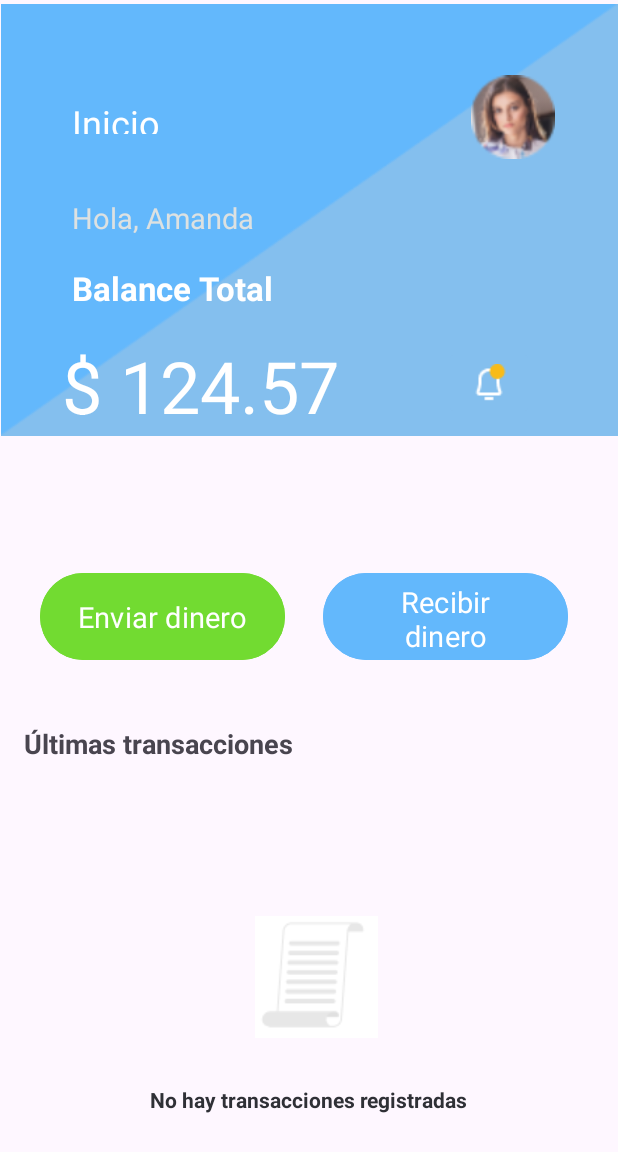
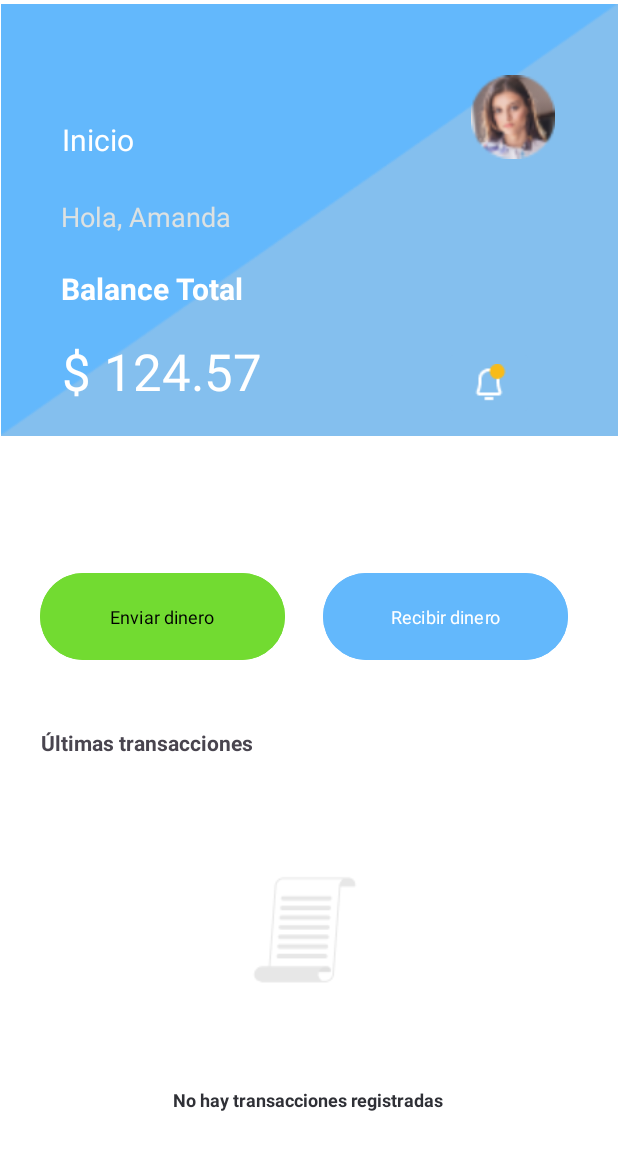
Before and after one commit to CrisRodrick/AlkeWalletMod67, an Android app: the MainActivity6 screen opened directly, with no data from a screen before it, on a phone screen of 412 x 824 dp. Shown: the top 1152 px of the screen. Run offline under Robolectric (Android 15) with nearby library versions, the phone set to English and light mode, and no system bars; Roboto replaces fonts that are not available here.

Commit message:
version 9 screen 9 23-04-2024 compilacion 3

```diff
--- a/app/src/main/AndroidManifest.xml
+++ b/app/src/main/AndroidManifest.xml
@@ -28,7 +28,7 @@
             android:name=".MainActivity5"
             android:exported="false" />
         <activity
-            android:name=".MainActivity4"
+            android:name=".MainActivity"
             android:exported="false" />
         <activity
             android:name=".MainActivity3"
@@ -37,7 +37,7 @@
             android:name=".MainActivity2"
             android:exported="false" />
         <activity
-            android:name=".MainActivity"
+            android:name=".MainActivity4"
             android:exported="true">
             <intent-filter>
                 <action android:name="android.intent.action.MAIN" />
--- a/app/src/main/res/layout/activity_main6.xml
+++ b/app/src/main/res/layout/activity_main6.xml
@@ -5,6 +5,7 @@
     android:id="@+id/main"
     android:layout_width="match_parent"
     android:layout_height="match_parent"
+    android:background="@color/white"
     tools:context=".MainActivity5">
 
     <ImageView
@@ -27,7 +28,8 @@
         android:backgroundTint="@color/verde"
         android:fontFamily="@font/jua"
         android:text="@string/button5"
-        android:textSize="19sp"
+        android:textColor="@color/black"
+        android:textSize="12sp"
         app:layout_constraintBottom_toBottomOf="parent"
         app:layout_constraintEnd_toEndOf="parent"
         app:layout_constraintHorizontal_bias="0.108"
@@ -42,7 +44,7 @@
         android:backgroundTint="@color/celeste"
         android:fontFamily="@font/jua"
         android:text="@string/button6"
-        android:textSize="19sp"
+        android:textSize="12sp"
         app:layout_constraintBottom_toBottomOf="parent"
         app:layout_constraintEnd_toEndOf="parent"
         app:layout_constraintHorizontal_bias="0.866"
@@ -64,28 +66,28 @@
 
     <TextView
         android:id="@+id/inicio"
-        android:layout_width="99dp"
-        android:layout_height="24dp"
+        android:layout_width="103dp"
+        android:layout_height="32dp"
         android:fontFamily="@font/jua"
         android:gravity="start"
         android:text="@string/inicio"
         android:textColor="@color/white"
-        android:textSize="24sp"
+        android:textSize="20sp"
         app:layout_constraintBottom_toBottomOf="parent"
         app:layout_constraintEnd_toEndOf="parent"
-        app:layout_constraintHorizontal_bias="0.153"
+        app:layout_constraintHorizontal_bias="0.133"
         app:layout_constraintStart_toStartOf="parent"
         app:layout_constraintTop_toTopOf="parent"
-        app:layout_constraintVertical_bias="0.082" />
+        app:layout_constraintVertical_bias="0.1" />
 
     <TextView
         android:id="@+id/saludo"
-        android:layout_width="122dp"
-        android:layout_height="23dp"
+        android:layout_width="165dp"
+        android:layout_height="25dp"
         android:fontFamily="@font/jua"
         android:text="@string/saludo"
         android:textColor="#DDE1E1"
-        android:textSize="19sp"
+        android:textSize="18sp"
         app:layout_constraintBottom_toBottomOf="parent"
         app:layout_constraintEnd_toEndOf="parent"
         app:layout_constraintHorizontal_bias="0.166"
@@ -95,13 +97,13 @@
 
     <TextView
         android:id="@+id/txt51"
-        android:layout_width="142dp"
-        android:layout_height="33dp"
+        android:layout_width="182dp"
+        android:layout_height="34dp"
         android:fontFamily="@font/jua"
         android:gravity="center_vertical"
         android:text="@string/txt51"
         android:textColor="@color/white"
-        android:textSize="22sp"
+        android:textSize="20sp"
         android:textStyle="bold"
         app:layout_constraintBottom_toBottomOf="parent"
         app:layout_constraintEnd_toEndOf="parent"
@@ -117,7 +119,7 @@
         android:fontFamily="@font/jua"
         android:text="@string/dinero"
         android:textColor="@color/white"
-        android:textSize="48sp"
+        android:textSize="34sp"
         app:layout_constraintBottom_toBottomOf="parent"
         app:layout_constraintEnd_toEndOf="parent"
         app:layout_constraintHorizontal_bias="0.196"
@@ -127,26 +129,26 @@
 
     <TextView
         android:id="@+id/mensajeTrans"
-        android:layout_width="217dp"
-        android:layout_height="26dp"
+        android:layout_width="269dp"
+        android:layout_height="25dp"
         android:fontFamily="@font/jua"
         android:gravity="center_vertical"
         android:text="@string/mensajeTrans"
-        android:textSize="18sp"
+        android:textSize="14sp"
         android:textStyle="bold"
         app:layout_constraintBottom_toBottomOf="parent"
         app:layout_constraintEnd_toEndOf="parent"
-        app:layout_constraintHorizontal_bias="0.082"
+        app:layout_constraintHorizontal_bias="0.19"
         app:layout_constraintStart_toStartOf="parent"
         app:layout_constraintTop_toTopOf="parent"
-        app:layout_constraintVertical_bias="0.605" />
+        app:layout_constraintVertical_bias="0.604" />
 
     <ImageButton
         android:id="@+id/button7"
-        android:contentDescription="Null"
         android:layout_width="60dp"
         android:layout_height="49dp"
         android:backgroundTint="@color/celeste2"
+        android:contentDescription="Null"
         app:layout_constraintBottom_toBottomOf="parent"
         app:layout_constraintEnd_toEndOf="parent"
         app:layout_constraintHorizontal_bias="0.84"
@@ -157,13 +159,13 @@
 
     <TextView
         android:id="@+id/txt61"
-        android:layout_width="246dp"
-        android:layout_height="30dp"
+        android:layout_width="287dp"
+        android:layout_height="28dp"
         android:fontFamily="@font/jua"
         android:gravity="center_horizontal|center_vertical"
         android:text="@string/txt61"
         android:textColor="@color/material_dynamic_neutral20"
-        android:textSize="14sp"
+        android:textSize="12sp"
         android:textStyle="bold"
         app:layout_constraintBottom_toBottomOf="parent"
         app:layout_constraintEnd_toEndOf="parent"
@@ -176,11 +178,12 @@
         android:id="@+id/empty"
         android:layout_width="wrap_content"
         android:layout_height="wrap_content"
-        android:layout_marginBottom="132dp"
         app:layout_constraintBottom_toBottomOf="parent"
         app:layout_constraintEnd_toEndOf="parent"
-        app:layout_constraintHorizontal_bias="0.516"
+        app:layout_constraintHorizontal_bias="0.498"
         app:layout_constraintStart_toStartOf="parent"
+        app:layout_constraintTop_toTopOf="parent"
+        app:layout_constraintVertical_bias="0.782"
         app:srcCompat="@drawable/empty" />
 
 
--- a/app/src/main/res/values/strings.xml
+++ b/app/src/main/res/values/strings.xml
@@ -38,6 +38,6 @@
     <string name="button10">Enviar Dinero</string>
     <string name="txt91">Mi Perfil</string>
     <string name="txt92">Amanda Alkemy</string>
-    <string name="hintemail">Ingresar su Email</string>
-    <string name="hintcontras">Ingrese su Contraseña</string>
+    <string name="hint7">Ingresar su Email</string>
+    <string name="hint8">Ingrese su Contraseña</string>
 </resources>
```
Also changed, not shown: app/src/main/res/layout/activity_main3.xml (+3 -4 lines), app/src/main/res/layout/activity_main4.xml (+4 -4 lines), app/src/main/res/layout/activity_main5.xml (+21 -20 lines), app/src/main/res/layout/activity_main7.xml (+26 -15 lines), app/src/main/res/layout/activity_main8.xml (+19 -11 lines), app/src/main/res/layout/activity_main9.xml (+13 -11 lines).
